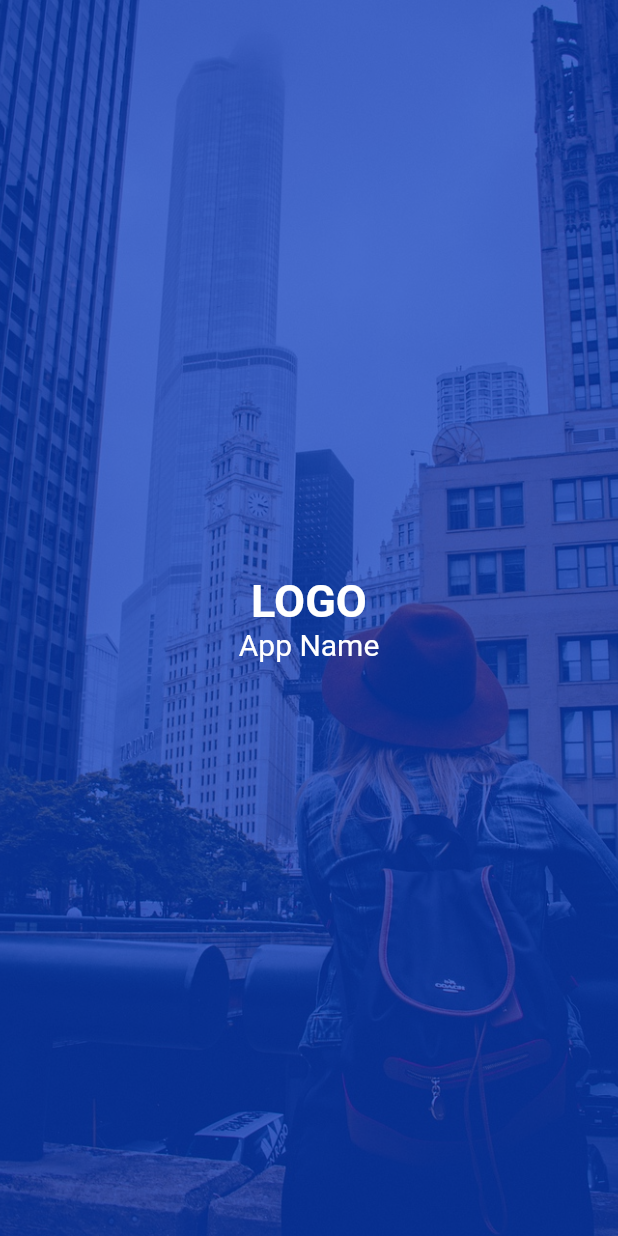
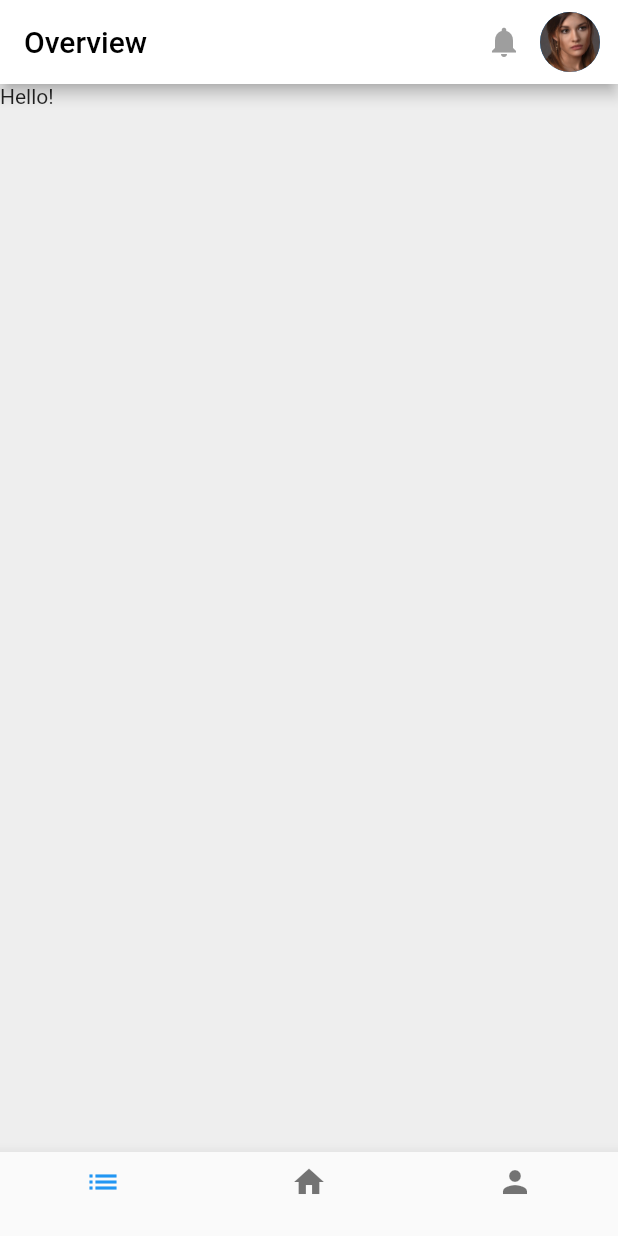
Before and after one commit to asly-97/flutter-dashboard-app, a Flutter app: the screen it shows after launch, on a phone screen of 412 x 824 dp. Run offline on Flutter 3.47's test engine with Material 2 defaults, Android fonts, the phone set to English and light mode, and no system bars; missing offline and left inert: dart:ffi.

Commit message:
Overview - AppBar

```diff
--- a/lib/main.dart
+++ b/lib/main.dart
@@ -1,3 +1,4 @@
+import 'package:dashboard/screens/overview_screen.dart';
 import 'package:dashboard/screens/splash_screen.dart';
 import 'package:flutter/material.dart';
 
@@ -12,9 +13,14 @@ class MyApp extends StatelessWidget {
   @override
   Widget build(BuildContext context) {
     return MaterialApp(
+      debugShowCheckedModeBanner: false,
       title: 'Dashboard App',
-      theme: ThemeData.dark(),
+      theme: ThemeData.light(),
       home: SplashScreen(),
+      routes: {
+        SplashScreen.ROUTE: (context) => SplashScreen(),
+        OverviewScreen.ROUTE: (context) => OverviewScreen(),
+      },
     );
   }
 }
--- a/lib/screens/overview_screen.dart
+++ b/lib/screens/overview_screen.dart
@@ -1,10 +1,43 @@
 import 'package:flutter/material.dart';
 
-class Overview extends StatelessWidget {
-  const Overview({Key? key}) : super(key: key);
+class OverviewScreen extends StatelessWidget {
+  static final String ROUTE = 'SPLASH_SCREEN_ROUTE';
+
+  const OverviewScreen({Key? key}) : super(key: key);
 
   @override
   Widget build(BuildContext context) {
-    return Container();
+    return Scaffold(
+      backgroundColor: Colors.grey.shade200,
+      appBar: AppBar(
+        automaticallyImplyLeading: false,
+        centerTitle: false,
+        backgroundColor: Colors.white,
+        foregroundColor: Colors.black,
+        title: const Text('Overview'),
+        actions: const [
+          Icon(Icons.notifications, color: Colors.grey),
+          Padding(
+            padding: EdgeInsets.symmetric(horizontal: 12.0),
+            child: CircleAvatar(
+              backgroundColor: Colors.blue,
+              backgroundImage: AssetImage(
+                'assets/profile.jpg',
+              ),
+            ),
+          ),
+        ],
+      ),
+      body: const SafeArea(
+        child: Text('Hello!'),
+      ),
+      bottomNavigationBar: BottomNavigationBar(
+        items: [
+          BottomNavigationBarItem(icon: Icon(Icons.list), label: ''),
+          BottomNavigationBarItem(icon: Icon(Icons.home), label: ''),
+          BottomNavigationBarItem(icon: Icon(Icons.person), label: ''),
+        ],
+      ),
+    );
   }
 }
```
Also changed, not shown: lib/screens/splash_screen.dart (+20 -4 lines), assets/profile.jpg (added).
